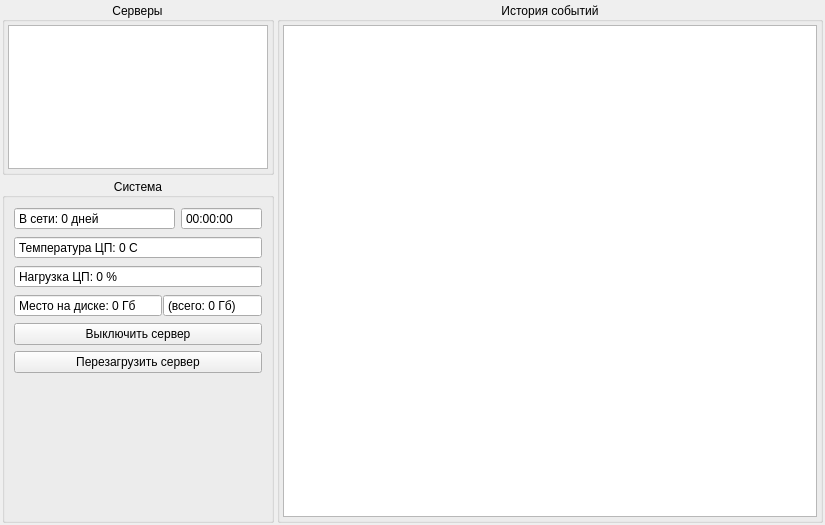
Old version of the form Apps/ManagePanel/src/gui/servermanagementform.ui in the repository VinTRiZz/RemoteObjectDetector.
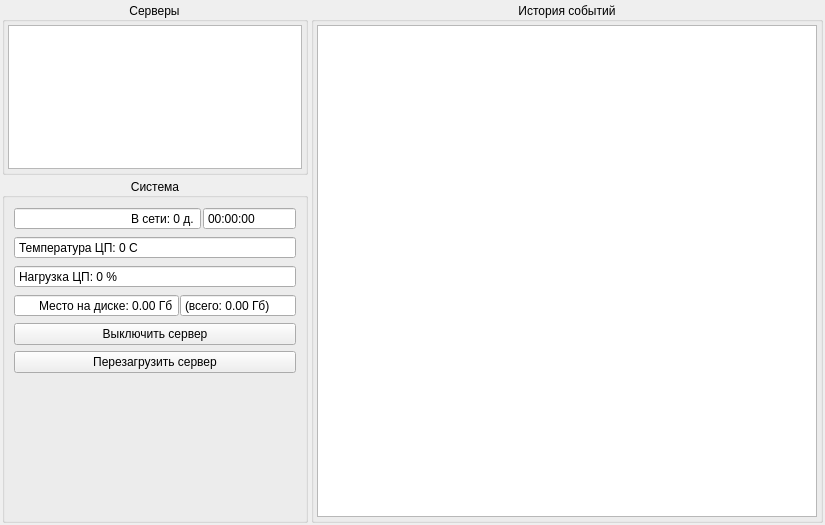
New version of the form.

Patch:
```diff
--- a/Apps/ManagePanel/src/gui/servermanagementform.ui
+++ b/Apps/ManagePanel/src/gui/servermanagementform.ui
@@ -69,13 +69,22 @@
        <layout class="QVBoxLayout" name="verticalLayout_7">
         <item>
          <layout class="QHBoxLayout" name="horizontalLayout_4" stretch="2,1">
+          <property name="spacing">
+           <number>2</number>
+          </property>
           <item>
-           <widget class="QSpinBox" name="spinBox">
+           <widget class="QSpinBox" name="spinBoxUptime">
+            <property name="layoutDirection">
+             <enum>Qt::LeftToRight</enum>
+            </property>
+            <property name="alignment">
+             <set>Qt::AlignRight|Qt::AlignTrailing|Qt::AlignVCenter</set>
+            </property>
             <property name="buttonSymbols">
              <enum>QAbstractSpinBox::NoButtons</enum>
             </property>
             <property name="suffix">
-             <string> дней</string>
+             <string> д.</string>
             </property>
             <property name="prefix">
              <string>В сети: </string>
@@ -150,40 +159,43 @@
            <number>1</number>
           </property>
           <item>
-           <widget class="QSpinBox" name="spinBoxSpaceCurrent">
+           <widget class="QDoubleSpinBox" name="doubleSpinBoxSpaceCurrent">
+            <property name="alignment">
+             <set>Qt::AlignRight|Qt::AlignTrailing|Qt::AlignVCenter</set>
+            </property>
             <property name="readOnly">
              <bool>true</bool>
             </property>
             <property name="buttonSymbols">
              <enum>QAbstractSpinBox::NoButtons</enum>
             </property>
-            <property name="suffix">
-             <string> Гб</string>
-            </property>
             <property name="prefix">
              <string>Место на диске: </string>
             </property>
+            <property name="suffix">
+             <string> Гб</string>
+            </property>
             <property name="maximum">
-             <number>1000</number>
+             <double>5000.000000000000000</double>
             </property>
            </widget>
           </item>
           <item>
-           <widget class="QSpinBox" name="spinBoxSpaceMax">
+           <widget class="QDoubleSpinBox" name="doubleSpinBoxSpaceTotal">
             <property name="readOnly">
              <bool>true</bool>
             </property>
             <property name="buttonSymbols">
              <enum>QAbstractSpinBox::NoButtons</enum>
             </property>
-            <property name="suffix">
-             <string> Гб)</string>
-            </property>
             <property name="prefix">
              <string>(всего: </string>
             </property>
+            <property name="suffix">
+             <string> Гб)</string>
+            </property>
             <property name="maximum">
-             <number>1000</number>
+             <double>5000.000000000000000</double>
             </property>
            </widget>
           </item>
```
Left out of the diff: 2 changed lines with no effect on the pictures.
